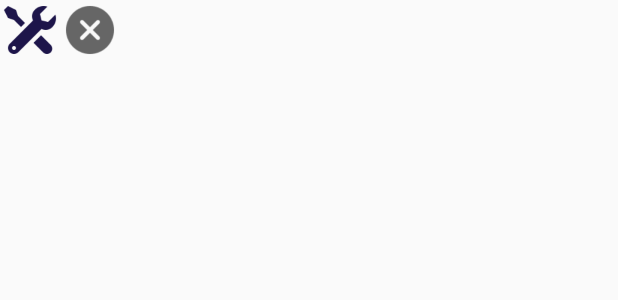
After one commit to polyaa25/HomeWorkers, an Android app: the layout activity_services.xml on its own in the app's theme, with its tools: preview values and no code run, on a phone screen of 412 x 824 dp. The commit adds this screen. Shown: the top 300 px of the screen. Run offline under Robolectric (Android 15) with nearby library versions, the phone set to English and light mode, and no system bars.

Commit message:
new android manifest

```diff
--- a/app/src/main/AndroidManifest.xml
+++ b/app/src/main/AndroidManifest.xml
@@ -16,6 +16,9 @@
         android:supportsRtl="true"
         android:theme="@style/Theme.HomeWorkers2"
         tools:targetApi="31">
+        <activity
+            android:name=".Services"
+            android:exported="false" />
         <activity
             android:name=".Categories"
             android:exported="false" />
@@ -42,7 +45,7 @@
             android:exported="false" />
         <activity
             android:name=".MainActivity"
-            android:exported="true" />
+            android:exported="false" />
         <activity
             android:name=".Splash"
             android:exported="true">
--- /dev/null
+++ b/app/src/main/java/com/example/homeworkers2/Services.java
@@ -0,0 +1,14 @@
+package com.example.homeworkers2;
+
+import androidx.appcompat.app.AppCompatActivity;
+
+import android.os.Bundle;
+
+public class Services extends AppCompatActivity {
+
+    @Override
+    protected void onCreate(Bundle savedInstanceState) {
+        super.onCreate(savedInstanceState);
+        setContentView(R.layout.activity_services);
+    }
+}
--- /dev/null
+++ b/app/src/main/res/drawable/ic_dark_stroitel.xml
@@ -0,0 +1,4 @@
+<?xml version="1.0" encoding="utf-8"?>
+<layer-list xmlns:android="http://schemas.android.com/apk/res/android">
+    <item android:drawable="@drawable/dark_stroitel" android:width="30dp" android:height="30dp" android:gravity="center"/>
+</layer-list>
--- /dev/null
+++ b/app/src/main/res/layout/activity_services.xml
@@ -0,0 +1,33 @@
+<?xml version="1.0" encoding="utf-8"?>
+<androidx.constraintlayout.widget.ConstraintLayout xmlns:android="http://schemas.android.com/apk/res/android"
+    xmlns:app="http://schemas.android.com/apk/res-auto"
+    xmlns:tools="http://schemas.android.com/tools"
+    android:layout_width="match_parent"
+    android:layout_height="match_parent"
+    tools:context=".Services">
+
+    <LinearLayout
+        android:layout_width="413dp"
+        android:layout_height="37dp"
+        android:orientation="horizontal"
+        app:layout_constraintEnd_toEndOf="parent"
+        app:layout_constraintStart_toStartOf="parent"
+        app:layout_constraintTop_toTopOf="parent">
+
+        <ImageView
+            android:id="@+id/imageView7"
+            android:layout_width="40dp"
+            android:layout_height="40dp"
+            app:srcCompat="@drawable/ic_dark_stroitel" />
+
+        <ImageButton
+            android:id="@+id/stopButton"
+            android:layout_width="40dp"
+            android:layout_height="40dp"
+
+            android:background="@color/transparent"
+            android:scaleType="fitCenter"
+            android:src="@drawable/crest" />
+    </LinearLayout>
+
+</androidx.constraintlayout.widget.ConstraintLayout>
--- a/app/src/main/res/values/strings.xml
+++ b/app/src/main/res/values/strings.xml
@@ -1,6 +1,6 @@
 <resources>
-    <string name="app_in_categories_st" >Ремонт и строительство</string>
-    <string name="app_in_categories_cl" >Уборка и чистка</string>
+    <string name="app_in_categories_st">Ремонт и строительство</string>
+    <string name="app_in_categories_cl">Уборка и чистка</string>
     <string name="app_name">HomeWorkers2</string>
     <string name="app_in_name">Алматы</string>
     <string name="app_welc_name">Welcome</string>
```
Also changed, not shown: app/src/main/res/drawable/dark_stroitel.png (added).
